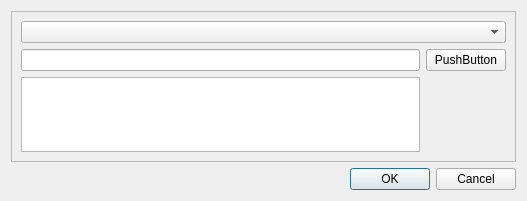
First picture: the form in ui/set_dir_cloud_studio.ui, repository volodya-renderberg/lineyka, before the edit.
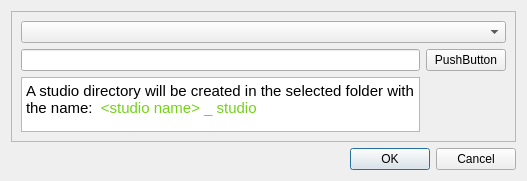
Second picture: the form after the edit.

Commit message: create studio

```diff
--- a/ui/set_dir_cloud_studio.ui
+++ b/ui/set_dir_cloud_studio.ui
@@ -7,7 +7,7 @@
     <x>0</x>
     <y>0</y>
     <width>527</width>
-    <height>201</height>
+    <height>181</height>
    </rect>
   </property>
   <property name="windowTitle">
@@ -37,7 +37,21 @@
        </widget>
       </item>
       <item row="2" column="0">
-       <widget class="QTextBrowser" name="text_browser"/>
+       <widget class="QTextBrowser" name="text_browser">
+        <property name="minimumSize">
+         <size>
+          <width>0</width>
+          <height>50</height>
+         </size>
+        </property>
+        <property name="html">
+         <string>&lt;!DOCTYPE HTML PUBLIC &quot;-//W3C//DTD HTML 4.0//EN&quot; &quot;http://www.w3.org/TR/REC-html40/strict.dtd&quot;&gt;
+&lt;html&gt;&lt;head&gt;&lt;meta name=&quot;qrichtext&quot; content=&quot;1&quot; /&gt;&lt;style type=&quot;text/css&quot;&gt;
+p, li { white-space: pre-wrap; }
+&lt;/style&gt;&lt;/head&gt;&lt;body style=&quot; font-family:'Ubuntu'; font-size:11pt; font-weight:400; font-style:normal;&quot;&gt;
+&lt;p style=&quot; margin-top:0px; margin-bottom:0px; margin-left:0px; margin-right:0px; -qt-block-indent:0; text-indent:0px;&quot;&gt;A studio directory will be created in the selected folder with the name:  &lt;span style=&quot; color:#73d216;&quot;&gt;&amp;lt;studio name&amp;gt; _ studio&lt;/span&gt;&lt;/p&gt;&lt;/body&gt;&lt;/html&gt;</string>
+        </property>
+       </widget>
       </item>
      </layout>
     </widget>
```
The commit also changes 3 other files.
